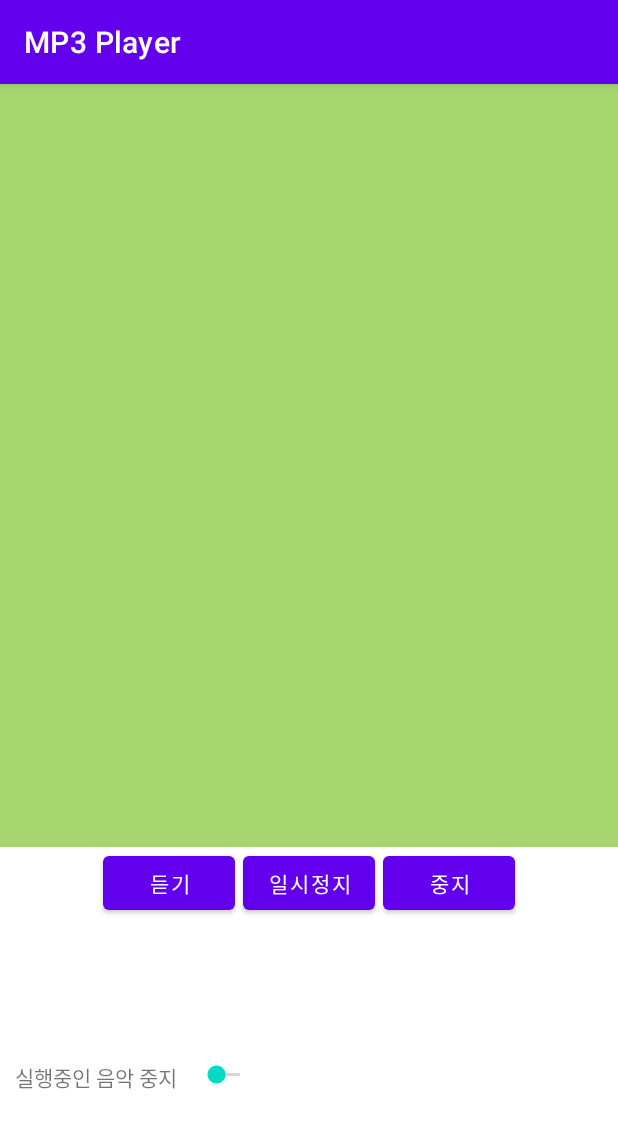
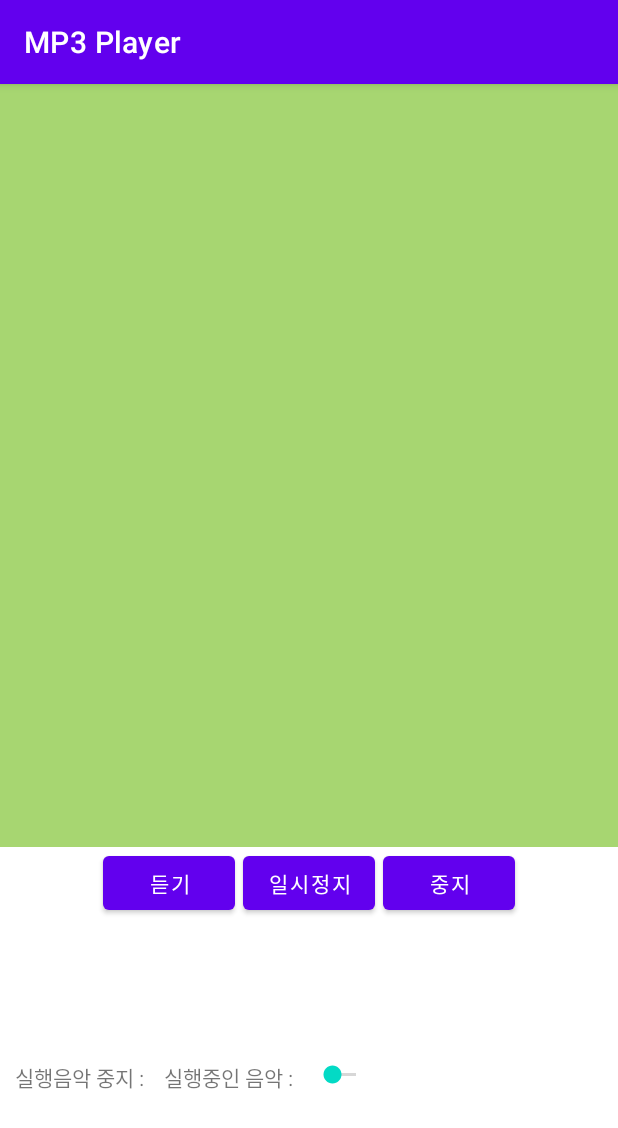
Before and after one commit to Endel04/project13_1, an Android app: the screen it shows after launch (MainActivity), after a tap on "중지", on a phone screen of 412 x 824 dp. Shown: the top 1128 px of the screen. Run offline under Robolectric (Android 15) with nearby library versions, the phone set to English and light mode, and no system bars; 3 statements that could not run were skipped; 2 other taps on this screen came first.

Commit message:
Edit MainActivity.java(Add runOnThread) Commit

```diff
--- a/app/src/main/java/kr/hs/emirim/w2036/project13_1/MainActivity.java
+++ b/app/src/main/java/kr/hs/emirim/w2036/project13_1/MainActivity.java
@@ -7,12 +7,14 @@ import android.Manifest;
 import android.media.MediaPlayer;
 import android.os.Bundle;
 import android.os.Environment;
+import android.os.SystemClock;
 import android.view.View;
 import android.widget.AdapterView;
 import android.widget.ArrayAdapter;
 import android.widget.Button;
 import android.widget.ListView;
 import android.widget.ProgressBar;
+import android.widget.SeekBar;
 import android.widget.TextView;
 
 import java.io.File;
@@ -21,8 +23,8 @@ import java.util.ArrayList;
 
 public class MainActivity extends AppCompatActivity {
     ListView list1;
-    TextView textMusic;
-    ProgressBar proBar;
+    TextView textMusic, textTime;
+    SeekBar seek1;
     ArrayList<String> arrList;
     String selectedMusic;
     String musicPath = Environment.getExternalStorageDirectory().getPath() + "/";
@@ -66,7 +68,8 @@ public class MainActivity extends AppCompatActivity {
         btnStop = findViewById(R.id.btn_stop);
         btnPause = findViewById(R.id.btn_pause);
         textMusic = findViewById(R.id.text_music);
-        proBar = findViewById(R.id.progress);
+        textTime = findViewById(R.id.text_time);
+        seek1 = findViewById(R.id.seek1);
 
         btnStart.setOnClickListener(new View.OnClickListener() {
             @Override
@@ -79,10 +82,9 @@ public class MainActivity extends AppCompatActivity {
                     btnStart.setClickable(false);
                     btnStop.setClickable(true);
                     textMusic.setText(selectedMusic + ":");
-                    proBar.setVisibility(View.VISIBLE);
                 } catch(IOException e) {
                     e.printStackTrace();
-                }
+                } //end of try-catch
             }
         });
 
@@ -92,27 +94,50 @@ public class MainActivity extends AppCompatActivity {
                 if(btnPause.getText().equals("일시 중지")) {
                     media.pause();
                     btnPause.setText("이어 듣기");
-                    proBar.setVisibility(View.INVISIBLE);
                 }else if(btnPause.getText().equals("이어 듣기")) {
                     media.start();
+                    runOnThread();
                     btnPause.setText("일시 정지");
-                    proBar.setVisibility(View.INVISIBLE);
                 } //end of if
             }
         });
 
         btnStop.setOnClickListener(new View.OnClickListener() {
             @Override
-            public void onClick(View v) {
+            public void onClick(View view) {
                 media.stop();
                 media.reset();
                 btnStart.setClickable(true);
                 btnStop.setClickable(false);
-                textMusic.setText("실행중인 음악 중지");
-                proBar.setVisibility(View.INVISIBLE);
+
+                textMusic.setText("실행음악 중지 : ");
+                textTime.setText(R.string.text_time);
             }
         });
-
         btnStop.setClickable(false);
     }
+
+    public void runOnThread(){
+        new Thread(){
+            SimpleDataFormat dateFormat = new SimpleDataFormay("mm:ss");
+
+            @Override
+            public void run() {
+                if(media == null)
+                    return;
+                seek1.setMax(media.getDuration());  // 음악 시간 길이
+                while(media.isPlaying()) {
+                    runOnUiThread(new Runnable() {
+                        @Override
+                        public void run() {
+                            seek1.setProgress(media.getCurrentPosition());
+                            textTime.setText(R.string.text_time);
+                            textTime.append(dateFormat.format(media.getCurrentPosition()));
+                        }
+                    });
+                    SystemClock.sleep(200);
+                }
+            }
+        }.start();
+    }
 }
--- a/app/src/main/res/layout/activity_main.xml
+++ b/app/src/main/res/layout/activity_main.xml
@@ -62,6 +62,13 @@
             android:layout_marginRight="10dp"
             android:text="@string/text_music"/>
 
+        <TextView
+            android:id="@+id/text_time"
+            android:layout_width="wrap_content"
+            android:layout_height="wrap_content"
+            android:layout_marginRight="10dp"
+            android:text="@string/text_music"/>
+
         <SeekBar
             android:id="@+id/seek1"
             android:layout_width="match_parent"
--- a/app/src/main/res/values/strings.xml
+++ b/app/src/main/res/values/strings.xml
@@ -4,4 +4,5 @@
     <string name="btn_stop">중지</string>
     <string name="btn_pause">일시정지</string>
     <string name="text_music">실행중인 음악 : </string>
+    <string name="text_text">실행중인 음악 : </string>
 </resources>
```
